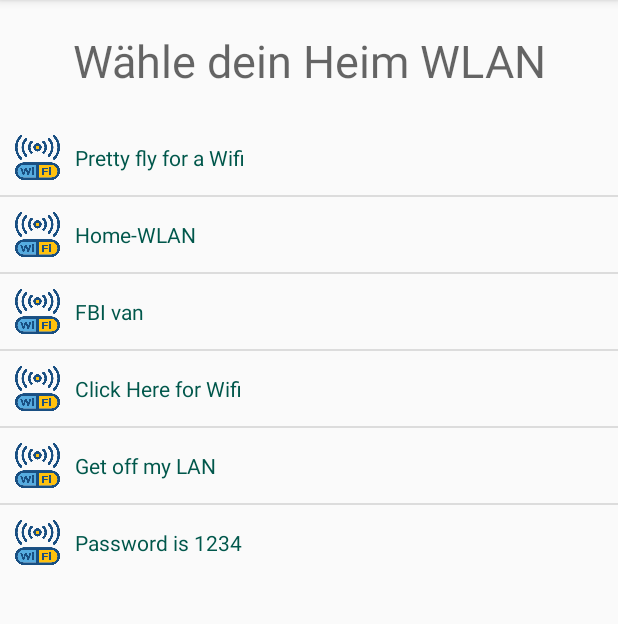
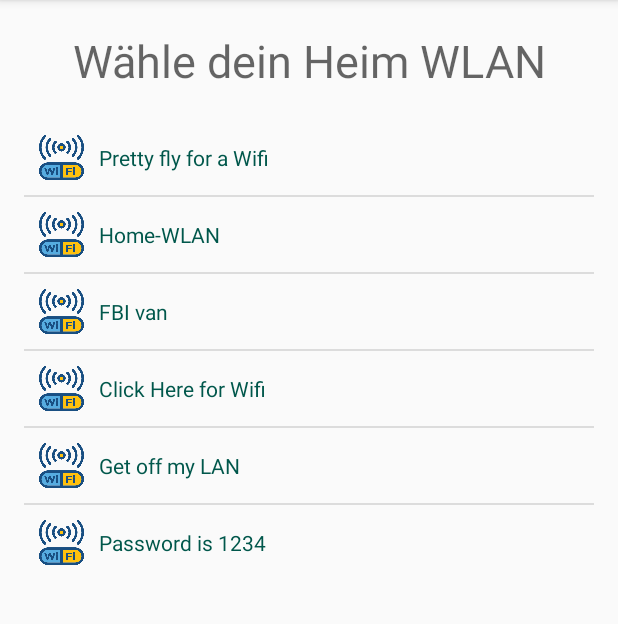
Before and after one commit to Fasust/quest_for_ultimate_hygiene, an Android app: the fragment WLanSettingScreen shown on its own in the app's theme, on a phone screen of 412 x 824 dp, the part 84-708 px from its top. Run offline under Robolectric (Android 15) with nearby library versions, the phone set to English and light mode, and no system bars.

Commit message:
Add Padding on Wifi Page

```diff
--- a/app/src/main/res/layout/fragment_wlan.xml
+++ b/app/src/main/res/layout/fragment_wlan.xml
@@ -21,6 +21,8 @@
         android:layout_marginTop="20dp"
         android:choiceMode="singleChoice"
         android:footerDividersEnabled="false"
-        android:listSelector="@color/colorLightBlueBackground" />
+        android:listSelector="@color/colorLightBlueBackground"
+        android:paddingStart="16dp"
+        android:paddingEnd="16dp" />
 
 </LinearLayout>
```
